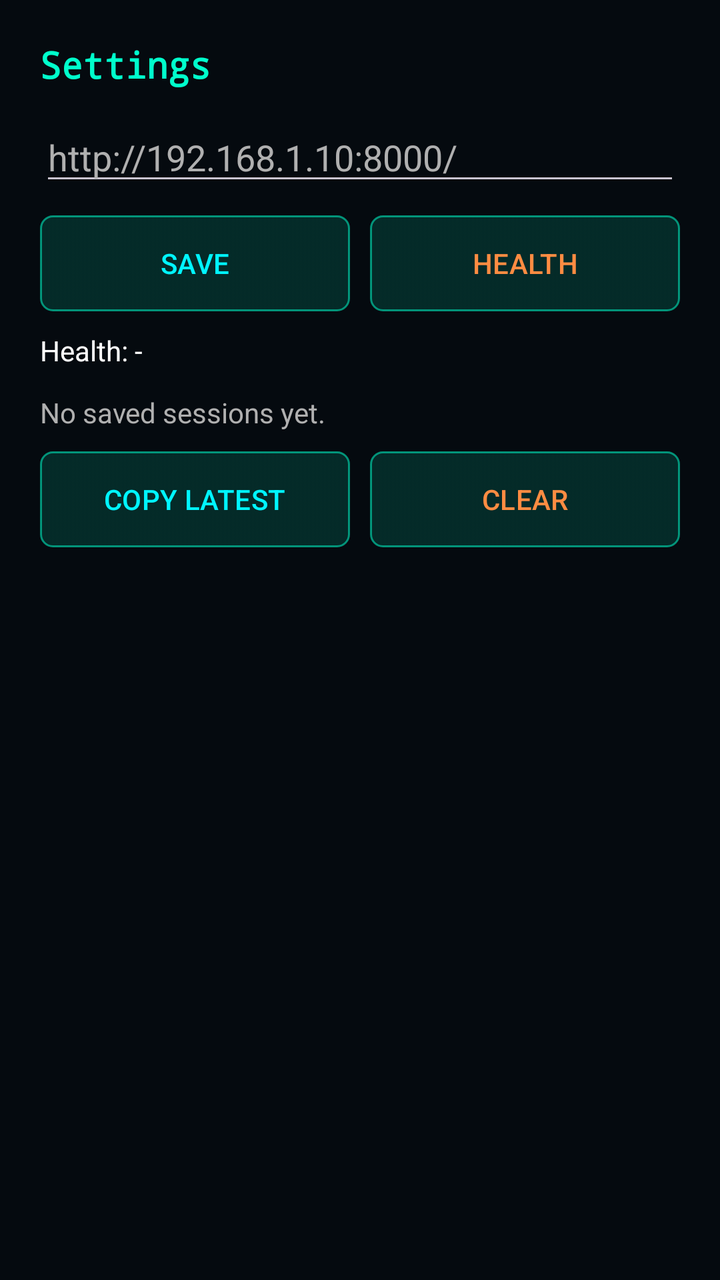
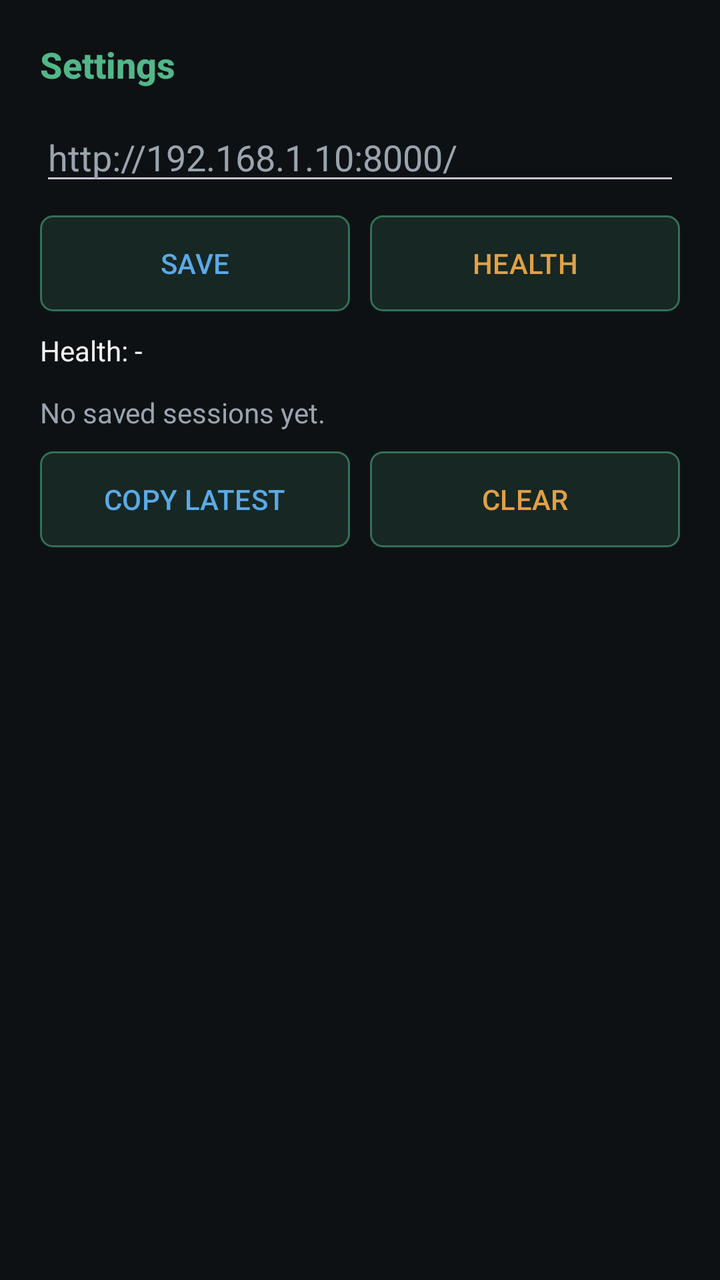

An Android layout rendered at two revisions. The XML below is the earlier revision; the diff shows what the commit changed to produce the second picture.
<!-- AndroidManifest.xml: application theme Theme.AIBrain -->
<!-- res/layout/activity_settings.xml -->
<?xml version="1.0" encoding="utf-8"?>
<ScrollView xmlns:android="http://schemas.android.com/apk/res/android"
    android:layout_width="match_parent"
    android:layout_height="match_parent"
    android:padding="20dp"
    android:background="@color/space_deepest">

    <LinearLayout
        android:layout_width="match_parent"
        android:layout_height="wrap_content"
        android:orientation="vertical">

        <TextView
            android:layout_width="match_parent"
            android:layout_height="wrap_content"
            android:text="Settings"
            android:textSize="18sp"
            android:textStyle="bold"
            android:fontFamily="monospace"
            android:textColor="@color/cyan_primary"
            android:layout_marginBottom="12dp" />

        <EditText
            android:id="@+id/et_server_url"
            android:layout_width="match_parent"
            android:layout_height="wrap_content"
            android:hint="http://192.168.1.10:8000/"
            android:inputType="textUri"
            android:textColor="@color/text_white"
            android:textColorHint="@color/text_white_dim" />

        <LinearLayout
            android:layout_width="match_parent"
            android:layout_height="wrap_content"
            android:orientation="horizontal"
            android:layout_marginTop="10dp">

            <Button
                android:id="@+id/btn_save_url"
                android:layout_width="0dp"
                android:layout_height="48dp"
                android:layout_weight="1"
                android:background="@drawable/btn_secondary_cyan"
                android:textColor="@color/text_cyan"
                android:textAllCaps="false"
                android:text="SAVE" />

            <Button
                android:id="@+id/btn_check_health"
                android:layout_width="0dp"
                android:layout_height="48dp"
                android:layout_weight="1"
                android:background="@drawable/btn_secondary_cyan"
                android:textColor="@color/text_orange"
                android:textAllCaps="false"
                android:layout_marginStart="10dp"
                android:text="HEALTH" />
        </LinearLayout>

        <TextView
            android:id="@+id/tv_health"
            android:layout_width="match_parent"
            android:layout_height="wrap_content"
            android:textColor="@color/text_white"
            android:text="Health: -"
            android:layout_marginTop="10dp" />

        <TextView
            android:id="@+id/tv_history"
            android:layout_width="match_parent"
            android:layout_height="wrap_content"
            android:layout_marginTop="12dp"
            android:text="No saved sessions yet."
            android:textColor="@color/text_white_dim" />

        <LinearLayout
            android:layout_width="match_parent"
            android:layout_height="wrap_content"
            android:orientation="horizontal"
            android:layout_marginTop="10dp">

            <Button
                android:id="@+id/btn_copy_latest"
                android:layout_width="0dp"
                android:layout_height="48dp"
                android:layout_weight="1"
                android:background="@drawable/btn_secondary_cyan"
                android:textColor="@color/text_cyan"
                android:textAllCaps="false"
                android:text="COPY LATEST" />

            <Button
                android:id="@+id/btn_clear_history"
                android:layout_width="0dp"
                android:layout_height="48dp"
                android:layout_weight="1"
                android:background="@drawable/btn_secondary_cyan"
                android:textColor="@color/text_orange"
                android:textAllCaps="false"
                android:layout_marginStart="10dp"
                android:text="CLEAR" />
        </LinearLayout>
    </LinearLayout>
</ScrollView>
<!-- resources referenced by this layout -->
<resources>
  <color name="cyan_primary">#00F5FF</color>
  <color name="space_deepest">#050A0F</color>
  <color name="text_cyan">#00F5FF</color>
  <color name="text_orange">#FF8C42</color>
  <color name="text_white">#FFFFFF</color>
  <color name="text_white_dim">#B0B0B0</color>
  <!-- drawable btn_secondary_cyan (drawable) -->
  <?xml version="1.0" encoding="utf-8"?>
  <selector xmlns:android="http://schemas.android.com/apk/res/android">
      <item android:state_pressed="true"><shape android:shape="rectangle"><solid android:color="#4400F5FF" /><corners android:radius="6dp" /><stroke android:width="1dp" android:color="#CC00F5FF" /></shape></item>
      <item><shape android:shape="rectangle"><solid android:color="#2200F5FF" /><corners android:radius="6dp" /><stroke android:width="1dp" android:color="#8800F5FF" /></shape></item>
  </selector>
  <style name="Theme.AIBrain" parent="Base.Theme.AIBrain" />
  <style name="Base.Theme.AIBrain" parent="Theme.Material3.Dark.NoActionBar">
          <item name="colorPrimary">@color/cyan_primary</item>
          <item name="colorOnPrimary">@color/space_deepest</item>
          <item name="colorPrimaryContainer">@color/cyan_deeper</item>
          <item name="colorOnPrimaryContainer">@color/text_white</item>
  
          <item name="colorSecondary">@color/orange_primary</item>
          <item name="colorOnSecondary">@color/space_deepest</item>
          <item name="colorSecondaryContainer">@color/space_light</item>
          <item name="colorOnSecondaryContainer">@color/text_white</item>
  
          <item name="colorSurface">@color/space_medium</item>
          <item name="colorOnSurface">@color/text_white</item>
          <item name="android:colorBackground">@color/space_deepest</item>
          <item name="colorOnBackground">@color/text_white</item>
  
          <item name="android:windowBackground">@color/window_background</item>
          <item name="android:statusBarColor">@android:color/transparent</item>
          <item name="android:navigationBarColor">@color/navigation_bar</item>
          <item name="android:windowLightStatusBar">false</item>
          <item name="android:windowLightNavigationBar">false</item>
      </style>
  <color name="cyan_deeper">#006064</color>
  <color name="orange_primary">#FF8C42</color>
  <color name="space_light">#15293D</color>
  <color name="space_medium">#0F1F2E</color>
  <color name="window_background">#FF050A0F</color>
  <color name="navigation_bar">#FF0A1520</color>
</resources>

<!-- the commit's change to res/layout/activity_settings.xml (unified diff, before → after) -->
@@ -16,7 +16,7 @@
             android:text="Settings"
             android:textSize="18sp"
             android:textStyle="bold"
-            android:fontFamily="monospace"
+            android:fontFamily="sans-serif-medium"
             android:textColor="@color/cyan_primary"
             android:layout_marginBottom="12dp" />
 
<!-- resource entries referenced after the edit -->
@@ -1,16 +1,16 @@
 <!-- resources referenced by this layout -->
 <resources>
-  <color name="cyan_primary">#00F5FF</color>
-  <color name="space_deepest">#050A0F</color>
-  <color name="text_cyan">#00F5FF</color>
-  <color name="text_orange">#FF8C42</color>
-  <color name="text_white">#FFFFFF</color>
-  <color name="text_white_dim">#B0B0B0</color>
+  <color name="cyan_primary">#5AA9E6</color>
+  <color name="space_deepest">#0E1114</color>
+  <color name="text_cyan">#5AA9E6</color>
+  <color name="text_orange">#E0A046</color>
+  <color name="text_white">#F2F4F6</color>
+  <color name="text_white_dim">#9AA4AE</color>
   <!-- drawable btn_secondary_cyan (drawable) -->
   <?xml version="1.0" encoding="utf-8"?>
   <selector xmlns:android="http://schemas.android.com/apk/res/android">
-      <item android:state_pressed="true"><shape android:shape="rectangle"><solid android:color="#4400F5FF" /><corners android:radius="6dp" /><stroke android:width="1dp" android:color="#CC00F5FF" /></shape></item>
-      <item><shape android:shape="rectangle"><solid android:color="#2200F5FF" /><corners android:radius="6dp" /><stroke android:width="1dp" android:color="#8800F5FF" /></shape></item>
+      <item android:state_pressed="true"><shape android:shape="rectangle"><solid android:color="#445AA9E6" /><corners android:radius="6dp" /><stroke android:width="1dp" android:color="#CC5AA9E6" /></shape></item>
+      <item><shape android:shape="rectangle"><solid android:color="#225AA9E6" /><corners android:radius="6dp" /><stroke android:width="1dp" android:color="#885AA9E6" /></shape></item>
   </selector>
   <style name="Theme.AIBrain" parent="Base.Theme.AIBrain" />
   <style name="Base.Theme.AIBrain" parent="Theme.Material3.Dark.NoActionBar">
@@ -35,11 +35,11 @@
           <item name="android:windowLightStatusBar">false</item>
           <item name="android:windowLightNavigationBar">false</item>
       </style>
-  <color name="cyan_deeper">#006064</color>
-  <color name="orange_primary">#FF8C42</color>
-  <color name="space_light">#15293D</color>
-  <color name="space_medium">#0F1F2E</color>
-  <color name="window_background">#FF050A0F</color>
-  <color name="navigation_bar">#FF0A1520</color>
+  <color name="cyan_deeper">#244D6B</color>
+  <color name="orange_primary">#E0A046</color>
+  <color name="space_light">#232A31</color>
+  <color name="space_medium">#1A1F24</color>
+  <color name="window_background">#FF0E1114</color>
+  <color name="navigation_bar">#FF13171B</color>
 </resources>
 
